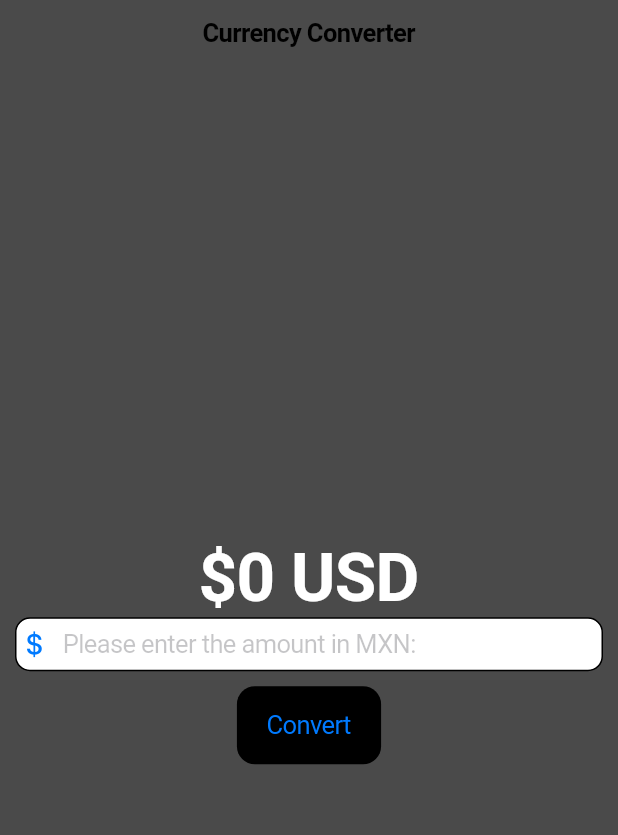
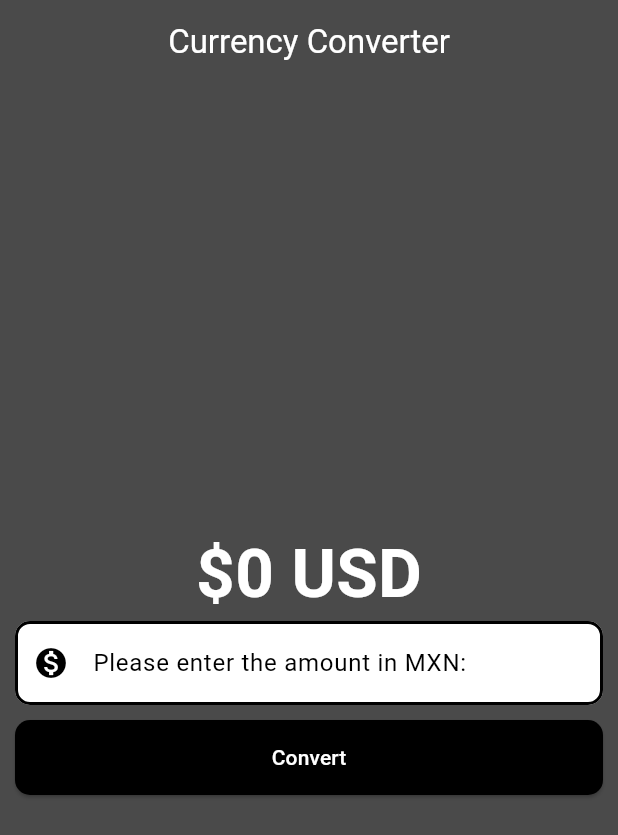
Before and after one commit to arromero4/currency_converter, a Flutter app: the screen it shows after launch, on a phone screen of 412 x 824 dp. Shown: the top 835 px of the screen. Run offline on Flutter 3.47's test engine with Material 3 defaults, Android fonts, the phone set to English and light mode, and no system bars.

Commit message:
Add cupertinopage, NavBar Text Color color changed to white

```diff
--- a/lib/currency_converter_material_page.dart
+++ b/lib/currency_converter_material_page.dart
@@ -43,7 +43,12 @@ class _CurrencyConverterMaterialPageState
     return Scaffold(
       backgroundColor: const Color.fromRGBO(74, 74, 74, 1),
       appBar: AppBar(
-        title: const Text('Currency Converter'),
+        title: const Text(
+          'Currency Converter',
+          style: TextStyle(
+            color: Colors.white,
+          ),
+        ),
         centerTitle: true,
         backgroundColor: const Color.fromRGBO(74, 74, 74, 1),
       ),
--- a/lib/main.dart
+++ b/lib/main.dart
@@ -14,7 +14,7 @@ void main() {
   //Compile time constant
   //const significa que no se tiene que
   //recrear cada vez que ejecutas
-  runApp(const MyCupertinoApp());
+  runApp(const MyApp());
 }
 
 ///Tipos de Widgets
--- a/pubspec.yaml
+++ b/pubspec.yaml
@@ -45,7 +45,7 @@ dev_dependencies:
   # activated in the `analysis_options.yaml` file located at the root of your
   # package. See that file for information about deactivating specific lint
   # rules and activating additional ones.
-  flutter_lints: ^2.0.0
+  flutter_lints: ^3.0.1
   test: ^1.24.1
 
 # For information on the generic Dart part of this file, see the
```
Also changed, not shown: pubspec.lock.
